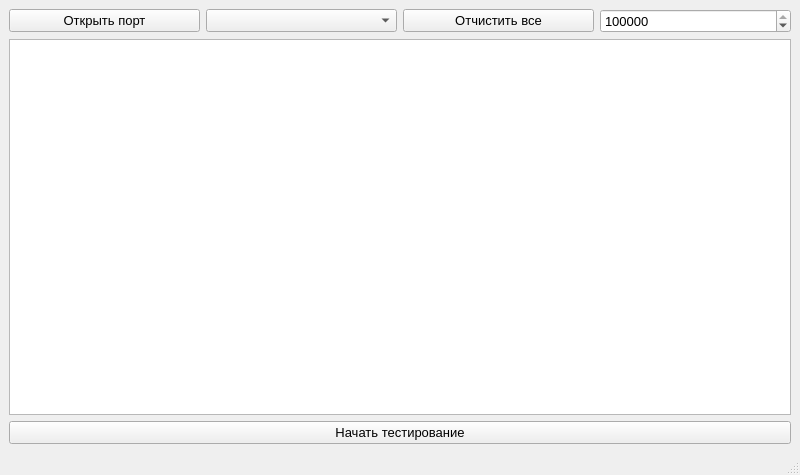
This is mainwindow.ui in Gessan29/Desktop_UART as Qt 5 draws it before an edit. The edited form follows.
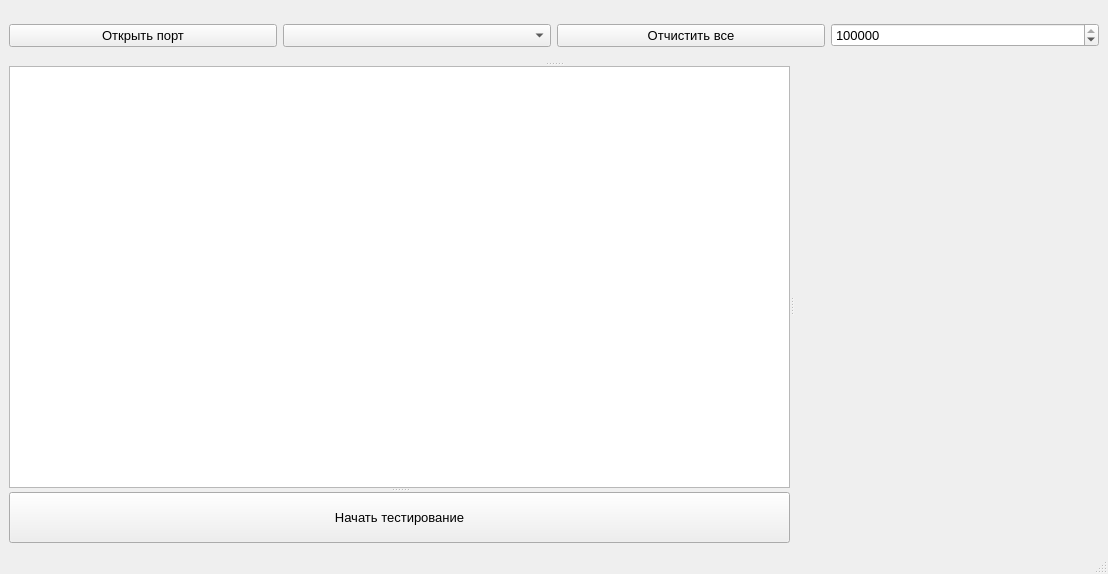
This is the edited form. Custom widgets are drawn as their Qt base class.

```diff
--- a/mainwindow.ui
+++ b/mainwindow.ui
@@ -6,20 +6,21 @@
    <rect>
     <x>0</x>
     <y>0</y>
-    <width>800</width>
-    <height>475</height>
+    <width>1108</width>
+    <height>574</height>
    </rect>
   </property>
   <property name="windowTitle">
    <string>MainWindow</string>
   </property>
   <widget class="QWidget" name="centralwidget">
-   <layout class="QHBoxLayout" name="horizontalLayout_4">
-    <item>
-     <layout class="QVBoxLayout" name="verticalLayout_2">
-      <item>
-       <layout class="QVBoxLayout" name="verticalLayout">
-        <item>
+   <layout class="QGridLayout" name="gridLayout">
+    <item row="0" column="0">
+     <widget class="QSplitter" name="splitter_3">
+      <property name="orientation">
+       <enum>Qt::Vertical</enum>
+      </property>
+      <widget class="QWidget" name="">
          <layout class="QHBoxLayout" name="horizontalLayout">
           <item>
            <widget class="QPushButton" name="pbOpen">
@@ -82,8 +83,15 @@
            </widget>
           </item>
          </layout>
-        </item>
-        <item>
+      </widget>
+      <widget class="QSplitter" name="splitter_2">
+       <property name="orientation">
+        <enum>Qt::Horizontal</enum>
+       </property>
+       <widget class="QSplitter" name="splitter">
+        <property name="orientation">
+         <enum>Qt::Vertical</enum>
+        </property>
          <widget class="QPlainTextEdit" name="plainTextEdit">
           <property name="maximumSize">
            <size>
@@ -100,10 +108,6 @@
            <bool>true</bool>
           </property>
          </widget>
-        </item>
-       </layout>
-      </item>
-      <item>
        <widget class="QPushButton" name="pushButton">
         <property name="font">
          <font>
@@ -114,15 +118,14 @@
          <string>Начать тестирование</string>
         </property>
        </widget>
-      </item>
-      <item>
-       <layout class="QHBoxLayout" name="horizontalLayout_3">
-        <item>
-         <layout class="QHBoxLayout" name="horizontalLayout_2"/>
-        </item>
-       </layout>
-      </item>
-     </layout>
+       </widget>
+       <widget class="QCustomPlot" name="customPlot" native="true">
+        <property name="enabled">
+         <bool>true</bool>
+        </property>
+       </widget>
+      </widget>
+     </widget>
     </item>
    </layout>
   </widget>
@@ -144,6 +147,12 @@
    <extends>QComboBox</extends>
    <header>uart.h</header>
   </customwidget>
+  <customwidget>
+   <class>QCustomPlot</class>
+   <extends>QWidget</extends>
+   <header>qcustomplot.h</header>
+   <container>1</container>
+  </customwidget>
  </customwidgets>
  <resources/>
  <connections/>
```
Left out of the diff: 2 changed lines with no effect on the pictures. Lines whose indentation alone changed are shown as unchanged.
